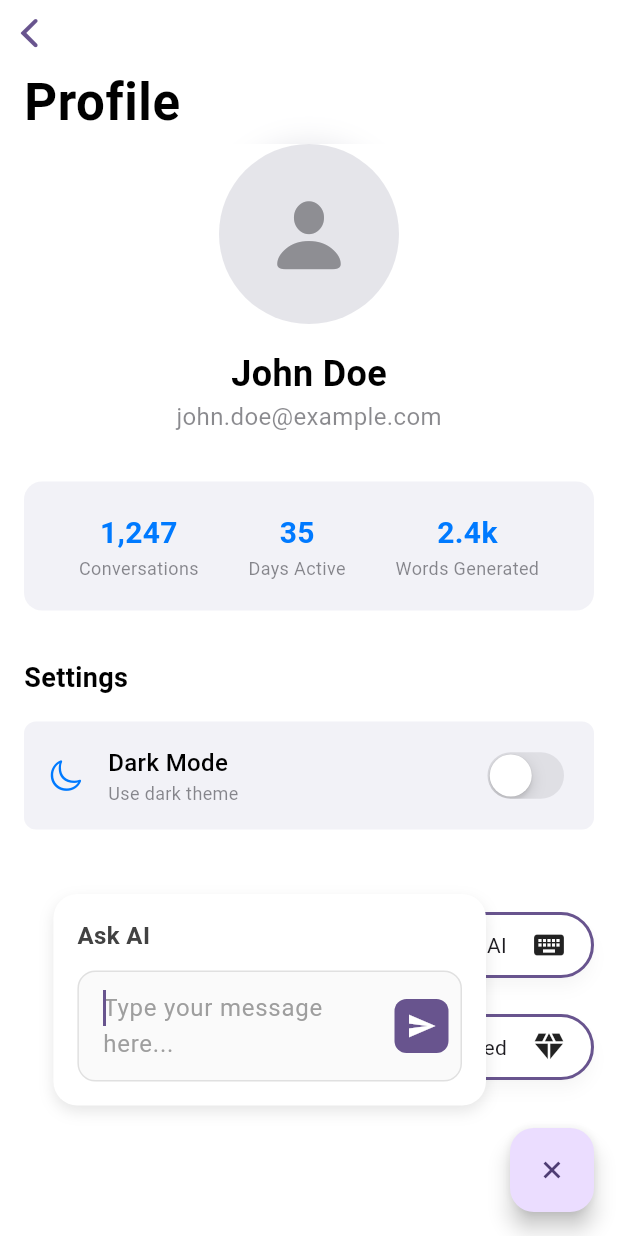
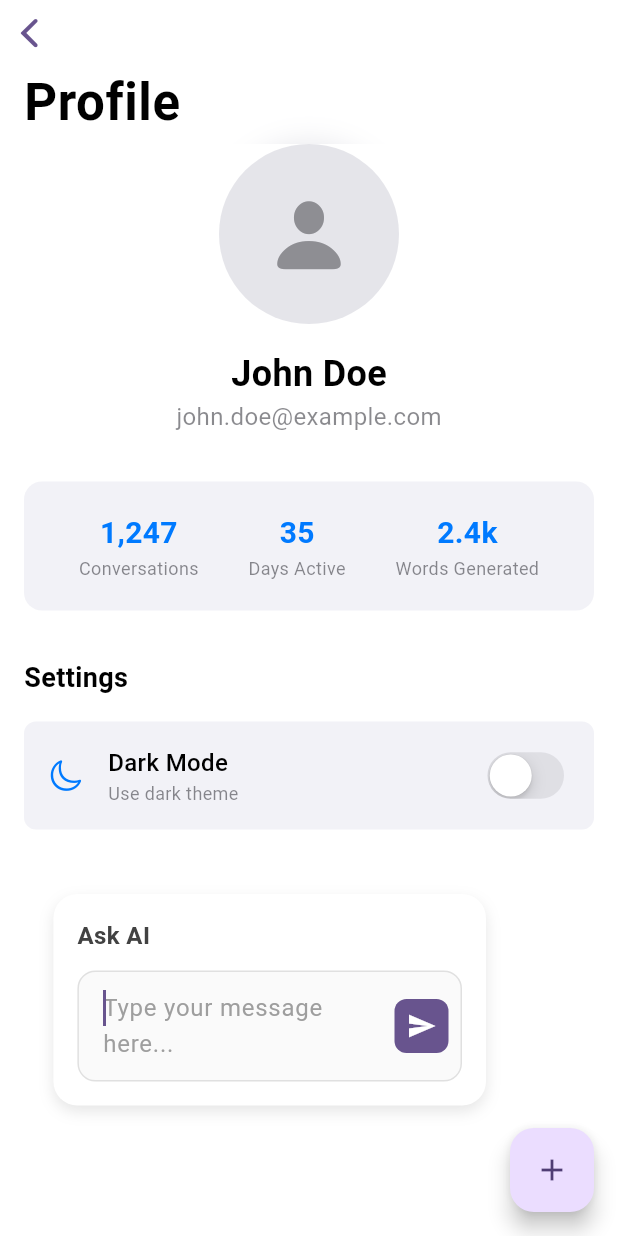
Before and after one commit to demolaf/ai_prompt_driven_app, a Flutter app: the ProfileView screen opened directly, after a tap on the "add" icon, after a tap on "Ask AI", on a phone screen of 412 x 824 dp. Run offline on Flutter 3.47's test engine with Material 3 defaults, Android fonts, the phone set to English and light mode, and no system bars; our stand-ins replace equatable.

Commit message:
Refactor widgets to use shared WidgetParser utility and fix FAB menu reactivity
- Created WidgetParser utility class to eliminate duplicate color/icon parsing methods
- Moved dynamic widgets to dedicated dynamic_widgets directory
- Updated DynamicScaffold and DynamicStatCard to use WidgetParser
- Enhanced OverlayManager with update method for dynamic content changes
- Fixed PromptFAB menu to reactively update when showReset state changes
- Removed duplicate parsing code from dynamic widget classes

```diff
--- /dev/null
+++ b/lib/src/dynamic_widgets/dynamic_scaffold.dart
@@ -0,0 +1,19 @@
+import 'package:ai_prompt_driven_app/src/model/scaffold_config.dart';
+import 'package:ai_prompt_driven_app/src/utils/widget_parser.dart';
+import 'package:flutter/material.dart';
+
+class DynamicScaffold extends Scaffold {
+  const DynamicScaffold({
+    super.key,
+    super.body,
+    super.floatingActionButton,
+    this.config,
+  });
+
+  final ScaffoldConfig? config;
+
+  @override
+  Color? get backgroundColor {
+    return WidgetParser.parseColor(config?.backgroundColor);
+  }
+}
--- a/lib/src/ui/home/home_view.dart
+++ b/lib/src/ui/home/home_view.dart
@@ -4,12 +4,12 @@
 import 'package:ai_prompt_driven_app/src/model/greeting_model.dart';
 import 'package:ai_prompt_driven_app/src/ui/profile/profile_view.dart';
 import 'package:ai_prompt_driven_app/src/ui/home/widgets/prompt_fab.dart';
-import 'package:ai_prompt_driven_app/src/widgets/dynamic_scaffold.dart';
-import 'package:ai_prompt_driven_app/src/widgets/dynamic_cupertino_sliver_navigation_bar.dart';
+import 'package:ai_prompt_driven_app/src/dynamic_widgets/dynamic_scaffold.dart';
+import 'package:ai_prompt_driven_app/src/dynamic_widgets/dynamic_cupertino_sliver_navigation_bar.dart';
 import 'package:ai_prompt_driven_app/src/ui/home/widgets/greeting_card.dart';
 import 'package:ai_prompt_driven_app/src/ui/home/widgets/quick_action_grid.dart';
 import 'package:ai_prompt_driven_app/src/ui/home/widgets/recent_activity_list.dart';
-import 'package:ai_prompt_driven_app/src/widgets/dynamic_stat_card.dart';
+import 'package:ai_prompt_driven_app/src/dynamic_widgets/dynamic_stat_card.dart';
 
 class HomeView extends StatefulWidget {
   const HomeView({super.key});
--- a/lib/src/ui/home/widgets/prompt_fab_menu.dart
+++ b/lib/src/ui/home/widgets/prompt_fab_menu.dart
@@ -67,7 +67,7 @@
                   children: [
                     FABMenuItem(
                       onTap: () {
-                        // widget.onMenuSelection();
+                        widget.onMenuSelection();
                         PromptInputField.show(
                           context,
                           layerLink: widget.layerLink,
@@ -81,7 +81,6 @@
                     if (widget.showReset)
                       FABMenuItem(
                         onTap: () {
-                          // widget.onMenuSelection();
                           widget.onResetTapped();
                         },
                         title: 'Reset changes',
@@ -90,7 +89,6 @@
                     ...widget.availablePrompts.map((e) {
                       return FABMenuItem(
                         onTap: () {
-                          // widget.onMenuSelection();
                           widget.onPromptTapped(e);
                         },
                         title: e.title,
--- a/lib/src/ui/profile/profile_view.dart
+++ b/lib/src/ui/profile/profile_view.dart
@@ -1,6 +1,6 @@
 import 'package:ai_prompt_driven_app/src/ui/home/widgets/prompt_fab.dart';
 import 'package:ai_prompt_driven_app/src/ui/profile/profile_view_model.dart';
-import 'package:ai_prompt_driven_app/src/widgets/dynamic_scaffold.dart';
+import 'package:ai_prompt_driven_app/src/dynamic_widgets/dynamic_scaffold.dart';
 import 'package:flutter/cupertino.dart';
 import 'package:flutter/material.dart';
 import 'package:ai_prompt_driven_app/src/ui/profile/widgets/profile_header.dart';
--- a/lib/src/utils/overlay_manager.dart
+++ b/lib/src/utils/overlay_manager.dart
@@ -3,6 +3,7 @@
 class OverlayManager {
   OverlayEntry? _entry;
   bool _isVisible = false;
+  Widget? _currentChild;
 
   bool get isVisible => _isVisible;
 
@@ -14,11 +15,19 @@
     if (_isVisible) return;
 
     final overlay = Overlay.of(context);
+    _currentChild = child;
 
-    _entry = OverlayEntry(builder: (context) => child);
+    _entry = OverlayEntry(builder: (context) => _currentChild!);
 
     overlay.insert(_entry!);
     _isVisible = true;
+  }
+
+  void update({required Widget child}) {
+    if (!_isVisible || _entry == null) return;
+
+    _currentChild = child;
+    _entry!.markNeedsBuild();
   }
 
   void hide({VoidCallback? onHide}) {
@@ -26,6 +35,7 @@
 
     _entry?.remove();
     _entry = null;
+    _currentChild = null;
     _isVisible = false;
     onHide?.call();
   }
--- a/lib/src/widgets/dynamic_scaffold.dart
+++ /dev/null
@@ -1,62 +0,0 @@
-import 'package:ai_prompt_driven_app/src/model/scaffold_config.dart';
-import 'package:flutter/material.dart';
-
-class DynamicScaffold extends Scaffold {
-  const DynamicScaffold({
-    super.key,
-    super.body,
-    super.floatingActionButton,
-    this.config,
-  });
-
-  final ScaffoldConfig? config;
-
-  @override
-  Color? get backgroundColor {
-    return _parseColor(config?.backgroundColor);
-  }
-
-  Color? _parseColor(dynamic colorValue) {
-    if (colorValue == null) return null;
-
-    if (colorValue is String) {
-      // Handle hex color strings
-      if (colorValue.startsWith('#')) {
-        final hexColor = colorValue.substring(1);
-        return Color(int.parse('FF$hexColor', radix: 16));
-      } else if (colorValue.length == 8 || colorValue.length == 6) {
-        // Handle hex strings without # (like 'FF000000' or '000000')
-        final hexColor = colorValue.length == 6 ? 'FF$colorValue' : colorValue;
-        return Color(int.parse(hexColor, radix: 16));
-      }
-
-      // Handle named colors
-      switch (colorValue.toLowerCase()) {
-        case 'white':
-          return Colors.white;
-        case 'black':
-          return Colors.black;
-        case 'red':
-          return Colors.red;
-        case 'blue':
-          return Colors.blue;
-        case 'green':
-          return Colors.green;
-        case 'transparent':
-          return Colors.transparent;
-        default:
-          return null;
-      }
-    }
-
-    if (colorValue is Map<String, dynamic>) {
-      final r = colorValue['r'] ?? 0;
-      final g = colorValue['g'] ?? 0;
-      final b = colorValue['b'] ?? 0;
-      final a = colorValue['a'] ?? 255;
-      return Color.fromARGB(a, r, g, b);
-    }
-
-    return null;
-  }
-}
```
Also changed, not shown: lib/src/dynamic_widgets/dynamic_stat_card.dart (added, +96 -0 lines), lib/src/ui/home/widgets/prompt_fab.dart (+30 -0 lines), lib/src/utils/widget_parser.dart (renamed from lib/src/widgets/dynamic_stat_card.dart, +7 -93 lines), lib/src/dynamic_widgets/dynamic_cupertino_sliver_navigation_bar.dart (renamed from lib/src/widgets/dynamic_cupertino_sliver_navigation_bar.dart).
